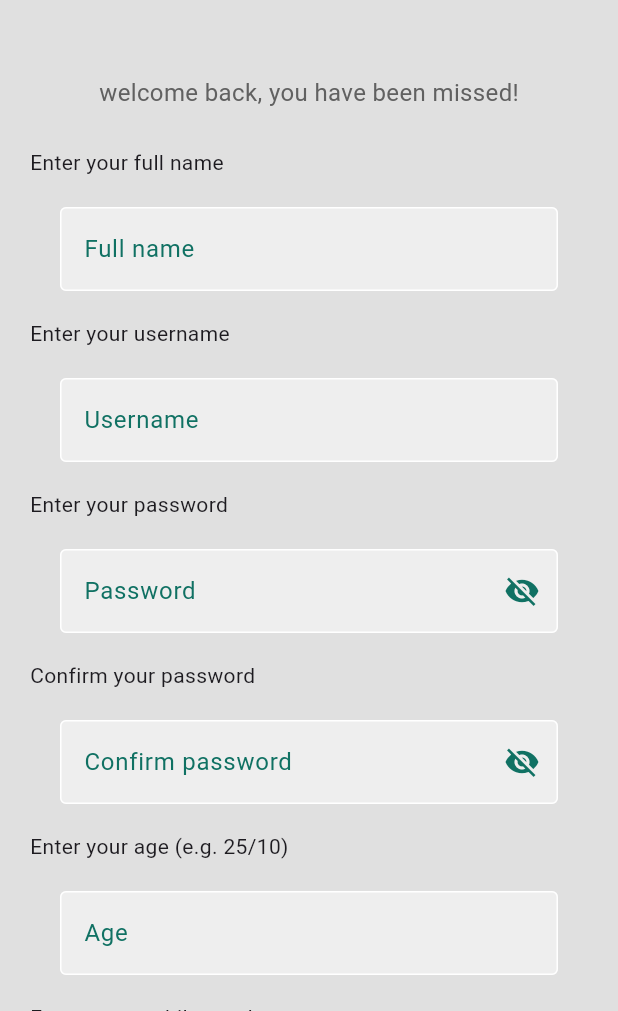
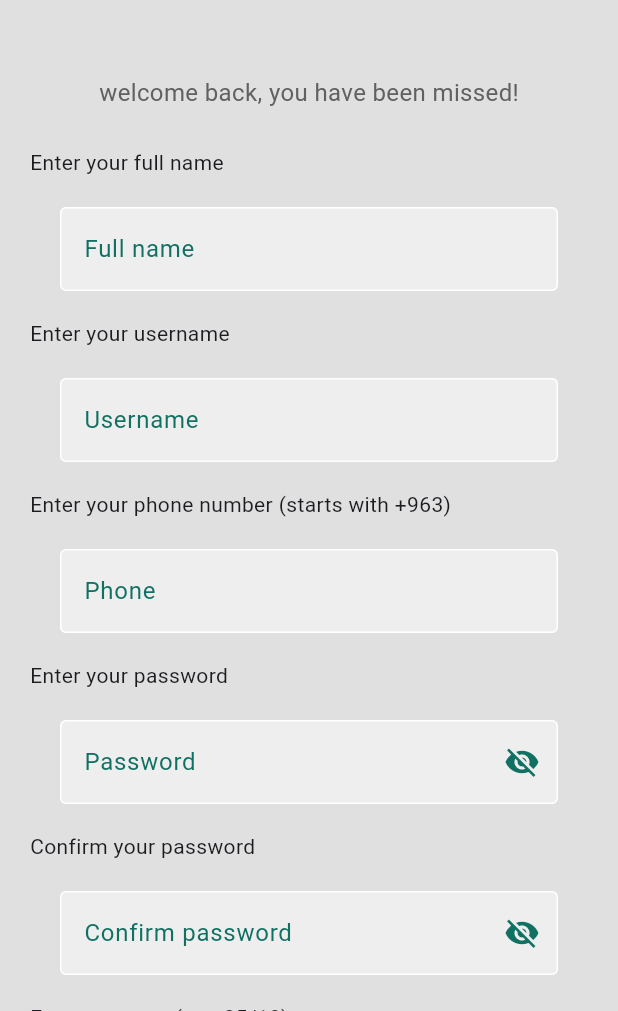
Before and after one commit to Emad-Nasri/pharmacy-app, a Flutter app: the Register screen opened directly, on a phone screen of 412 x 824 dp, the part 225-1236 px from its top. Run offline on Flutter 3.47's test engine with Material 3 defaults, Android fonts, the phone set to English and light mode, and no system bars; our stand-ins replace firebase_core, firebase_messaging, get, get_storage, pdf, printing; accounts and stored records are empty.

Commit message:
phone number start +963 and edit on eye of password and edit on keybord phone number

```diff
--- a/lib/components/my_text_field.dart
+++ b/lib/components/my_text_field.dart
@@ -8,6 +8,7 @@ class MyTextField extends StatelessWidget {
   final bool obscureText;
   final VoidCallback? toggleVisibility;
   final List<TextInputFormatter>? inputFormatters;
+  final TextInputType? keyboardType;
 
   const MyTextField({
     super.key,
@@ -17,6 +18,7 @@ class MyTextField extends StatelessWidget {
     required this.obscureText,
     this.toggleVisibility,
     this.inputFormatters,
+    this.keyboardType,
   });
 
   @override
@@ -27,14 +29,13 @@ class MyTextField extends StatelessWidget {
 
     return Padding(
       padding: const EdgeInsets.symmetric(vertical: 8, horizontal: 20),
-      child: SizedBox(
-        //width: double.infinity,
       child: TextFormField(
         controller: controller,
         obscureText: obscureText,
+        keyboardType: keyboardType,
+        inputFormatters: inputFormatters,
         cursorColor: const Color(0xff107163),
         style: const TextStyle(color: Color(0xff107163)),
-            inputFormatters: inputFormatters,
         decoration: InputDecoration(
           label: Text(lableText),
           labelStyle: const TextStyle(color: Color(0xff107163)),
@@ -62,24 +63,21 @@ class MyTextField extends StatelessWidget {
           if (value == null || value.trim().isEmpty) {
             return 'Please enter a $lableText.';
           }
-
           if (lableText.toLowerCase() == 'age') {
             if (!RegExp(r'^[0-9/]+$').hasMatch(value.trim())) {
               return 'Age must contain only numbers and slashes.';
             }
           }
-
+          if (lableText.toLowerCase() == 'phone number') {
+            if (!RegExp(r'^\+963[0-9]{7,}$').hasMatch(value.trim())) {
+              return 'Phone number must start with +963 and contain at least 7 digits after.';
+            }
+          }
           if (isPassword && value.length < 8) {
             return 'Password must be at least 8 characters long.';
           }
-              if (lableText.toLowerCase() == 'mobile number') {
-                if (!RegExp(r'^\d{10,15}$').hasMatch(value.trim())) {
-                  return 'Enter a valid mobile number';
-                }
-              }
-
           return null;
-            }),
+        },
       ),
     );
   }
--- a/lib/pages/register.dart
+++ b/lib/pages/register.dart
@@ -1,11 +1,13 @@
 import 'package:flutter/material.dart';
 import 'package:flutter/services.dart';
+import 'package:get/get.dart';
+import 'package:http/http.dart' as http;
+import 'dart:convert';
+
 import 'package:pharmacy_app/components/my_button.dart';
 import 'package:pharmacy_app/components/my_text_field.dart';
-import 'package:get/get.dart';
 import 'package:pharmacy_app/pages/home_page.dart';
 import 'package:pharmacy_app/pages/login.dart';
-import 'package:pharmacy_app/services/auth_service.dart';
 
 class Register extends StatefulWidget {
   const Register({super.key});
@@ -15,38 +17,78 @@ class Register extends StatefulWidget {
 }
 
 class _RegisterState extends State<Register> {
-  final phoneController = TextEditingController();
   final usernameController = TextEditingController();
   final fullNameController = TextEditingController();
   final passwordController = TextEditingController();
   final confirmPasswordController = TextEditingController();
   final ageController = TextEditingController();
+  final phoneController = TextEditingController();
   final _formKey = GlobalKey<FormState>();
 
   bool showPassword = true;
+  bool showConfirmPassword = true;
 
-  void singUserUp() {
+  void togglePasswordVisibility() {
+    setState(() {
+      showPassword = !showPassword;
+    });
+  }
+
+  void toggleConfirmPasswordVisibility() {
+    setState(() {
+      showConfirmPassword = !showConfirmPassword;
+    });
+  }
+
+  Future<void> registerUser(Map<String, String> userData) async {
+    final url =
+        Uri.parse('https://your-backend-api.com/register'); // عدل الرابط هنا
+    final response = await http.post(
+      url,
+      headers: {'Content-Type': 'application/json'},
+      body: jsonEncode(userData),
+    );
+
+    if (response.statusCode == 200) {
+      // تسجيل ناجح، اذهب للصفحة الرئيسية
+      Get.off(const HomePage());
+    } else {
+      final errorMsg =
+          jsonDecode(response.body)['message'] ?? 'Registration failed';
+      ScaffoldMessenger.of(context).showSnackBar(
+        SnackBar(content: Text(errorMsg), backgroundColor: Colors.red),
+      );
+    }
+  }
+
+  void singUserUp() async {
     if (_formKey.currentState!.validate()) {
       if (passwordController.text != confirmPasswordController.text) {
-        // كلمة السر وتأكيدها لا تتطابق
         ScaffoldMessenger.of(context).showSnackBar(
           const SnackBar(
             content: Text('Passwords do not match'),
             backgroundColor: Colors.red,
           ),
         );
-        return; // إيقاف المتابعة
+        return;
       }
 
-      // إذا تطابقت كلمة السر مع تأكيدها، انتقل إلى الصفحة الرئيسية
-      Get.off(const HomePage());
+      final userData = {
+        "fullName": fullNameController.text.trim(),
+        "username": usernameController.text.trim(),
+        "phone": phoneController.text.trim(),
+        "password": passwordController.text.trim(),
+        "age": ageController.text.trim(),
+      };
+
+      try {
+        await registerUser(userData);
+      } catch (e) {
+        ScaffoldMessenger.of(context).showSnackBar(
+          SnackBar(content: Text('Error: $e'), backgroundColor: Colors.red),
+        );
+      }
     }
-  }
-
-  void togglePasswordVisibility() {
-    setState(() {
-      showPassword = !showPassword;
-    });
   }
 
   @override
@@ -61,7 +103,6 @@ class _RegisterState extends State<Register> {
             child: Form(
               key: _formKey,
               child: Column(
-                mainAxisAlignment: MainAxisAlignment.center,
                 children: [
                   const SizedBox(height: 50),
                   Container(
@@ -80,6 +121,8 @@ class _RegisterState extends State<Register> {
                     style: TextStyle(color: Colors.grey[700], fontSize: 16),
                   ),
                   const SizedBox(height: 25),
+
+                  // Full Name
                   const Align(
                     alignment: Alignment.centerLeft,
                     child: Padding(
@@ -94,6 +137,8 @@ class _RegisterState extends State<Register> {
                     obscureText: false,
                   ),
                   const SizedBox(height: 10),
+
+                  // Username
                   const Align(
                     alignment: Alignment.centerLeft,
                     child: Padding(
@@ -108,6 +153,28 @@ class _RegisterState extends State<Register> {
                     obscureText: false,
                   ),
                   const SizedBox(height: 10),
+
+                  // Phone number
+                  const Align(
+                    alignment: Alignment.centerLeft,
+                    child: Padding(
+                      padding: EdgeInsets.only(bottom: 12),
+                      child: Text('Enter your phone number (starts with +963)'),
+                    ),
+                  ),
+                  MyTextField(
+                    controller: phoneController,
+                    hintText: '+963xxxxxxxxx',
+                    lableText: 'Phone',
+                    obscureText: false,
+                    keyboardType: TextInputType.phone,
+                    inputFormatters: [
+                      FilteringTextInputFormatter.allow(RegExp(r'[\d+]')),
+                    ],
+                  ),
+                  const SizedBox(height: 10),
+
+                  // Password
                   const Align(
                     alignment: Alignment.centerLeft,
                     child: Padding(
@@ -123,6 +190,8 @@ class _RegisterState extends State<Register> {
                     toggleVisibility: togglePasswordVisibility,
                   ),
                   const SizedBox(height: 10),
+
+                  // Confirm Password
                   const Align(
                     alignment: Alignment.centerLeft,
                     child: Padding(
@@ -134,10 +203,12 @@ class _RegisterState extends State<Register> {
                     controller: confirmPasswordController,
                     hintText: 'Confirm password',
                     lableText: 'Confirm password',
-                    obscureText: showPassword,
-                    toggleVisibility: togglePasswordVisibility,
+                    obscureText: showConfirmPassword,
+                    toggleVisibility: toggleConfirmPasswordVisibility,
                   ),
                   const SizedBox(height: 10),
+
+                  // Age
                   const Align(
                     alignment: Alignment.centerLeft,
                     child: Padding(
@@ -147,38 +218,22 @@ class _RegisterState extends State<Register> {
                   ),
                   MyTextField(
                     controller: ageController,
-                    hintText: 'Age ',
+                    hintText: 'Age (e.g. 25/10)',
                     lableText: 'Age',
                     obscureText: false,
+                    keyboardType: TextInputType.text, // لإظهار السلاش
                     inputFormatters: [
                       FilteringTextInputFormatter.allow(RegExp(r'[0-9/]')),
                     ],
                   ),
-                  const SizedBox(
-                    height: 10,
-                  ),
-                  const Align(
-                    alignment: Alignment.centerLeft,
-                    child: Padding(
-                      padding: EdgeInsets.only(bottom: 12),
-                      child: Text('Enter your mobile number'),
-                    ),
-                  ),
-                  MyTextField(
-                    controller: phoneController,
-                    hintText: 'Mobile Number',
-                    lableText: 'Mobile Number',
-                    obscureText: false,
-                    inputFormatters: [
-                      FilteringTextInputFormatter.digitsOnly,
-                    ],
-                  ),
                   const SizedBox(height: 25),
+
                   MyButton(
                     onTap: singUserUp,
                     text: 'Sign Up',
                   ),
                   const SizedBox(height: 10),
+
                   Row(
                     mainAxisAlignment: MainAxisAlignment.center,
                     children: [
@@ -202,7 +257,6 @@ class _RegisterState extends State<Register> {
                     ],
                   ),
                   const SizedBox(height: 200),
-                  Text(''),
                 ],
               ),
             ),
```
Lines whose indentation alone changed are shown as unchanged.
